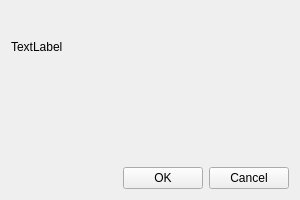
Qt form source_code/system_sys/source_code/gui/Sys_Multi_Filechooser_Dia.ui (dabachma/ProMaIDes_src) before a commit.
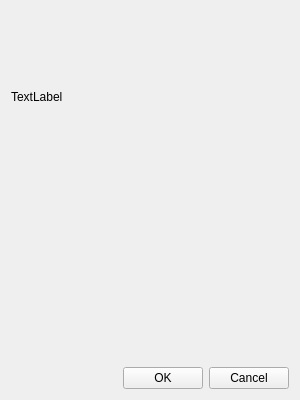
The same form after that commit.

What changed in the file:
```diff
--- a/source_code/system_sys/source_code/gui/Sys_Multi_Filechooser_Dia.ui
+++ b/source_code/system_sys/source_code/gui/Sys_Multi_Filechooser_Dia.ui
@@ -7,7 +7,7 @@
     <x>0</x>
     <y>0</y>
     <width>300</width>
-    <height>200</height>
+    <height>400</height>
    </rect>
   </property>
   <property name="sizePolicy">
@@ -19,7 +19,7 @@
   <property name="minimumSize">
    <size>
     <width>300</width>
-    <height>200</height>
+    <height>400</height>
    </size>
   </property>
   <property name="windowTitle">
@@ -35,6 +35,12 @@
    </item>
    <item>
     <widget class="QFrame" name="chooser_frame">
+     <property name="minimumSize">
+      <size>
+       <width>0</width>
+       <height>40</height>
+      </size>
+     </property>
      <property name="frameShape">
       <enum>QFrame::NoFrame</enum>
      </property>
```
